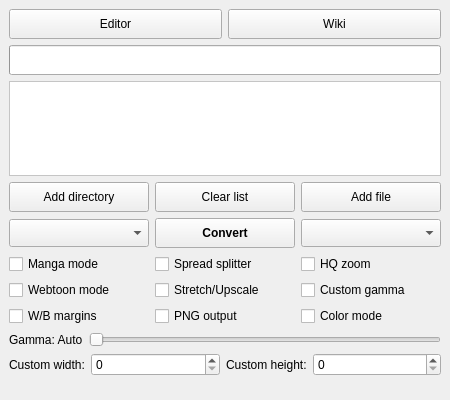
Above: gui/KCC.ui from ciromattia/kcc before the change. Below: the same form after it.
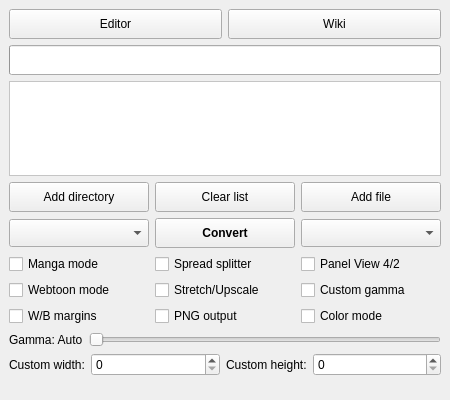
That is the form after the change. Icons and pictures are not drawn.

```diff
--- a/gui/KCC.ui
+++ b/gui/KCC.ui
@@ -177,7 +177,7 @@
           <string>&lt;html&gt;&lt;head/&gt;&lt;body&gt;&lt;p style='white-space:pre'&gt;High quality Panel View.&lt;br/&gt;Require source files with bigger resolution than target device.&lt;br/&gt;&lt;span style=&quot; font-weight:600;&quot;&gt;Highly impact size of output file!&lt;/span&gt;&lt;/p&gt;&lt;/body&gt;&lt;/html&gt;</string>
          </property>
          <property name="text">
-          <string>HQ zoom</string>
+          <string>Panel View 4/2</string>
          </property>
         </widget>
        </item>
```
Left out of the diff: 2 changed lines with no effect on the pictures.
